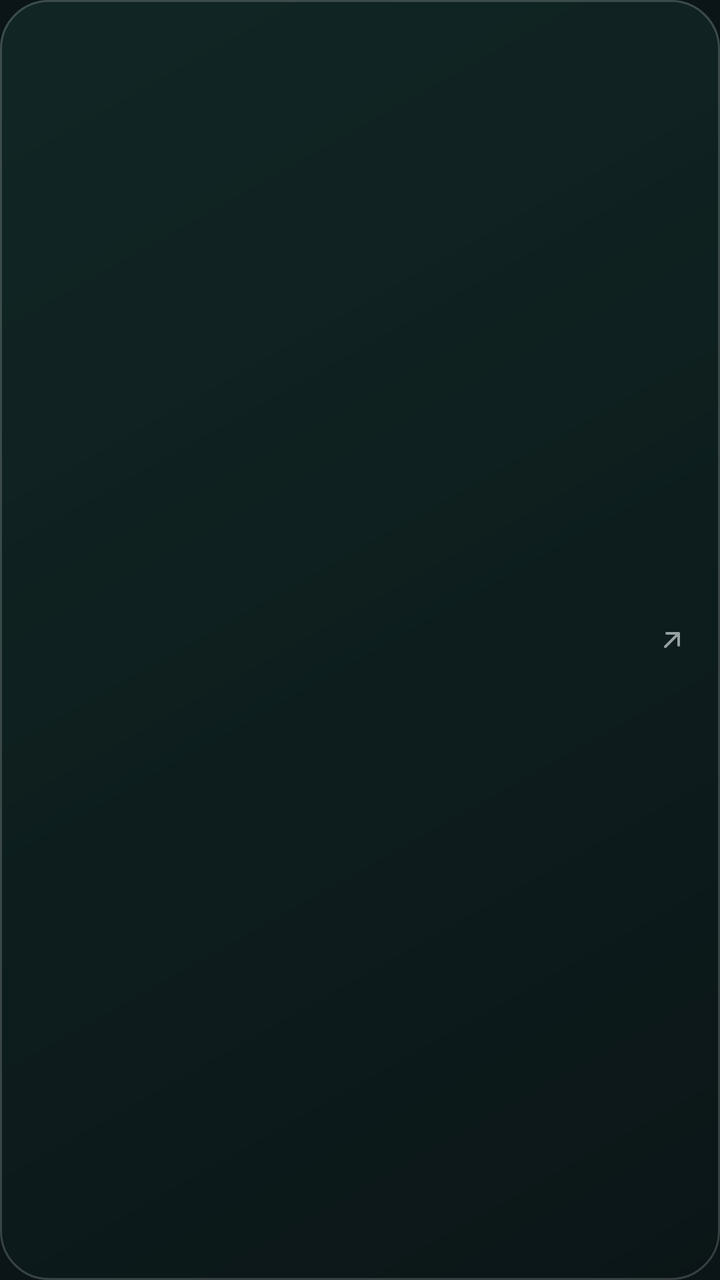
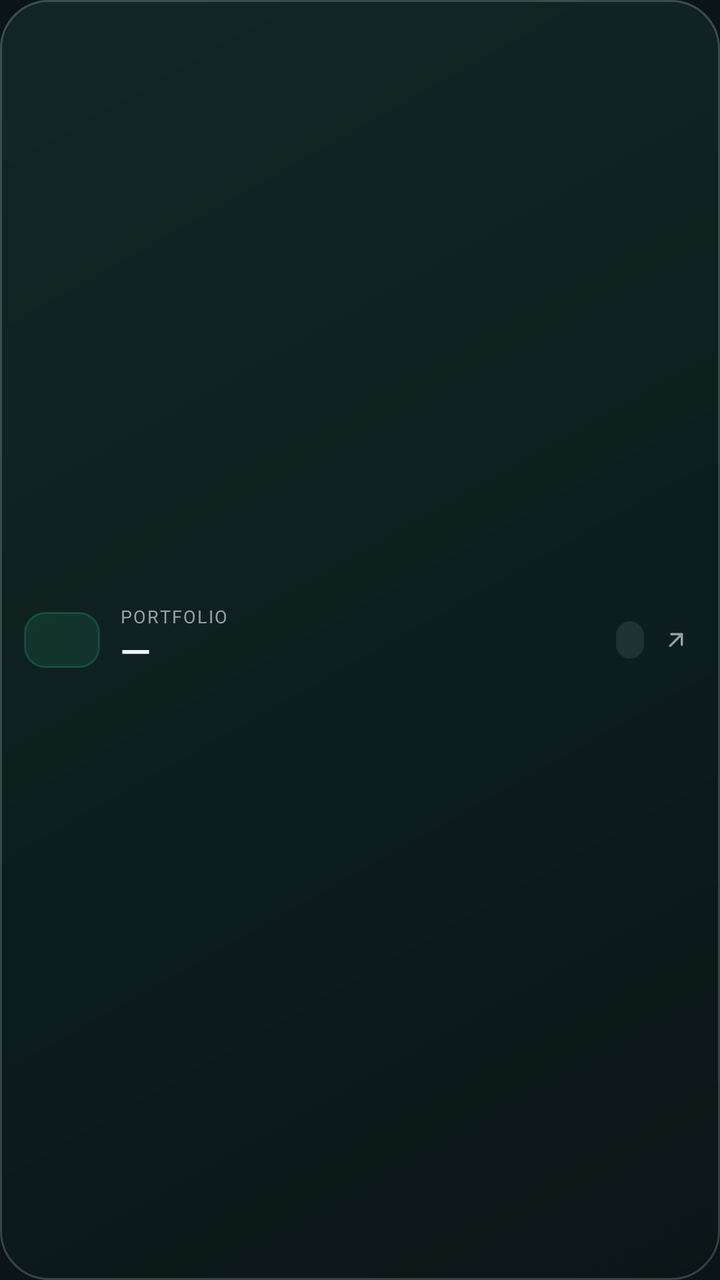

Screens rendered from an Android XML layout before and after an edit, with the pre-edit source and the edit as a unified diff.
<!-- AndroidManifest.xml: application theme AppTheme -->
<!-- res/layout/widget_compact.xml -->
<?xml version="1.0" encoding="utf-8"?>
<FrameLayout xmlns:android="http://schemas.android.com/apk/res/android"
    android:id="@+id/widget_root"
    android:layout_width="match_parent"
    android:layout_height="match_parent"
    android:background="@drawable/widget_background">

    <LinearLayout
        android:id="@+id/card_content"
        android:layout_width="match_parent"
        android:layout_height="match_parent"
        android:gravity="center_vertical"
        android:orientation="horizontal"
        android:paddingStart="18dp"
        android:paddingEnd="6dp">

        <TextView
            android:id="@+id/card_label"
            android:layout_width="0dp"
            android:layout_height="wrap_content"
            android:layout_weight="1"
            android:ellipsize="end"
            android:letterSpacing="0.06"
            android:maxLines="1"
            android:textColor="#B5C0C0"
            android:textSize="12sp" />

        <TextView
            android:id="@+id/card_amount"
            android:layout_width="wrap_content"
            android:layout_height="wrap_content"
            android:layout_marginStart="8dp"
            android:maxLines="1"
            android:textSize="22sp" />

        <TextView
            android:id="@+id/card_dots"
            android:layout_width="wrap_content"
            android:layout_height="wrap_content"
            android:layout_marginStart="10dp"
            android:textColor="#96A1A1"
            android:textSize="7sp" />

        <ImageView
            android:id="@+id/open_app"
            android:layout_width="36dp"
            android:layout_height="36dp"
            android:contentDescription="@string/widget_open_app"
            android:padding="10dp"
            android:src="@drawable/ic_widget_open" />
    </LinearLayout>

    <TextView
        android:id="@+id/widget_empty"
        android:layout_width="match_parent"
        android:layout_height="match_parent"
        android:gravity="center"
        android:paddingStart="12dp"
        android:paddingEnd="12dp"
        android:text="@string/widget_empty"
        android:textColor="#96A1A1"
        android:textSize="12sp"
        android:visibility="gone" />
</FrameLayout>
<!-- resources referenced by this layout -->
<resources>
  <!-- drawable ic_widget_open (drawable) -->
  <?xml version="1.0" encoding="utf-8"?>
  <vector xmlns:android="http://schemas.android.com/apk/res/android"
      android:width="16dp"
      android:height="16dp"
      android:viewportWidth="24"
      android:viewportHeight="24">
      <path
          android:fillColor="#00000000"
          android:pathData="M7,17L17,7M8,7h9v9"
          android:strokeWidth="2"
          android:strokeColor="#96A1A1"
          android:strokeLineCap="round"
          android:strokeLineJoin="round" />
  </vector>
  <!-- drawable widget_background (drawable) -->
  <?xml version="1.0" encoding="utf-8"?>
  <layer-list xmlns:android="http://schemas.android.com/apk/res/android">
      <item>
          <shape android:shape="rectangle">
              <gradient
                  android:angle="315"
                  android:endColor="#B30A1517"
                  android:startColor="#9914332E"
                  android:type="linear" />
              <corners android:radius="24dp" />
          </shape>
      </item>
      <item>
          <shape android:shape="rectangle">
              <solid android:color="#00000000" />
              <stroke android:width="1dp" android:color="#2EFFFFFF" />
              <corners android:radius="24dp" />
          </shape>
      </item>
  </layer-list>
  <string name="widget_empty">Open Portfolio to set up this widget</string>
  <string name="widget_open_app">Open Portfolio</string>
  <style name="AppTheme" parent="@android:style/Theme.Material.NoActionBar">
          <item name="android:windowBackground">@color/app_background</item>
          <item name="android:colorAccent">#2EE6A6</item>
          <item name="android:statusBarColor">@android:color/transparent</item>
          <item name="android:navigationBarColor">@android:color/transparent</item>
          <item name="android:windowSplashScreenBackground">@color/app_background</item>
      </style>
  <color name="app_background">#0B1416</color>
</resources>

<!-- the commit's change to res/layout/widget_compact.xml (unified diff, before → after) -->
@@ -11,42 +11,71 @@
         android:layout_height="match_parent"
         android:gravity="center_vertical"
         android:orientation="horizontal"
-        android:paddingStart="18dp"
+        android:paddingStart="12dp"
         android:paddingEnd="6dp">
 
         <TextView
-            android:id="@+id/card_label"
+            android:id="@+id/tile"
+            android:layout_width="38dp"
+            android:layout_height="28dp"
+            android:background="@drawable/tile_bg"
+            android:fontFamily="sans-serif-medium"
+            android:gravity="center"
+            android:maxLines="1"
+            android:textColor="#2EE6A6"
+            android:textSize="9sp" />
+
+        <LinearLayout
             android:layout_width="0dp"
             android:layout_height="wrap_content"
+            android:layout_marginStart="10dp"
             android:layout_weight="1"
-            android:ellipsize="end"
-            android:letterSpacing="0.06"
-            android:maxLines="1"
-            android:textColor="#B5C0C0"
-            android:textSize="12sp" />
+            android:orientation="vertical">
+
+            <TextView
+                android:id="@+id/title"
+                android:layout_width="match_parent"
+                android:layout_height="wrap_content"
+                android:ellipsize="end"
+                android:letterSpacing="0.08"
+                android:maxLines="1"
+                android:text="PORTFOLIO"
+                android:textColor="#96A1A1"
+                android:textSize="9sp" />
+
+            <TextView
+                android:id="@+id/amount"
+                android:layout_width="wrap_content"
+                android:layout_height="wrap_content"
+                android:fontFamily="sans-serif-medium"
+                android:includeFontPadding="false"
+                android:maxLines="1"
+                android:text="—"
+                android:textColor="#EFF7F7"
+                android:textSize="20sp" />
+        </LinearLayout>
 
         <TextView
-            android:id="@+id/card_amount"
+            android:id="@+id/day_chip"
             android:layout_width="wrap_content"
             android:layout_height="wrap_content"
-            android:layout_marginStart="8dp"
+            android:layout_marginStart="6dp"
+            android:background="@drawable/chip_flat"
+            android:fontFamily="sans-serif-medium"
             android:maxLines="1"
-            android:textSize="22sp" />
-
-        <TextView
-            android:id="@+id/card_dots"
-            android:layout_width="wrap_content"
-            android:layout_height="wrap_content"
-            android:layout_marginStart="10dp"
+            android:paddingStart="7dp"
+            android:paddingTop="2dp"
+            android:paddingEnd="7dp"
+            android:paddingBottom="2dp"
             android:textColor="#96A1A1"
-            android:textSize="7sp" />
+            android:textSize="11sp" />
 
         <ImageView
             android:id="@+id/open_app"
-            android:layout_width="36dp"
-            android:layout_height="36dp"
+            android:layout_width="32dp"
+            android:layout_height="32dp"
             android:contentDescription="@string/widget_open_app"
-            android:padding="10dp"
+            android:padding="9dp"
             android:src="@drawable/ic_widget_open" />
     </LinearLayout>
 
@@ -55,8 +84,7 @@
         android:layout_width="match_parent"
         android:layout_height="match_parent"
         android:gravity="center"
-        android:paddingStart="12dp"
-        android:paddingEnd="12dp"
+        android:padding="12dp"
         android:text="@string/widget_empty"
         android:textColor="#96A1A1"
         android:textSize="12sp"
<!-- resource entries referenced after the edit -->
@@ -1,5 +1,11 @@
 <!-- resources referenced by this layout -->
 <resources>
+  <!-- drawable chip_flat (drawable) -->
+  <?xml version="1.0" encoding="utf-8"?>
+  <shape xmlns:android="http://schemas.android.com/apk/res/android" android:shape="rectangle">
+      <solid android:color="#2696A1A1" />
+      <corners android:radius="999dp" />
+  </shape>
   <!-- drawable ic_widget_open (drawable) -->
   <?xml version="1.0" encoding="utf-8"?>
   <vector xmlns:android="http://schemas.android.com/apk/res/android"
@@ -15,6 +21,13 @@
           android:strokeLineCap="round"
           android:strokeLineJoin="round" />
   </vector>
+  <!-- drawable tile_bg (drawable) -->
+  <?xml version="1.0" encoding="utf-8"?>
+  <shape xmlns:android="http://schemas.android.com/apk/res/android" android:shape="rectangle">
+      <solid android:color="#1A2EE6A6" />
+      <stroke android:width="1dp" android:color="#2E2EE6A6" />
+      <corners android:radius="10dp" />
+  </shape>
   <!-- drawable widget_background (drawable) -->
   <?xml version="1.0" encoding="utf-8"?>
   <layer-list xmlns:android="http://schemas.android.com/apk/res/android">
